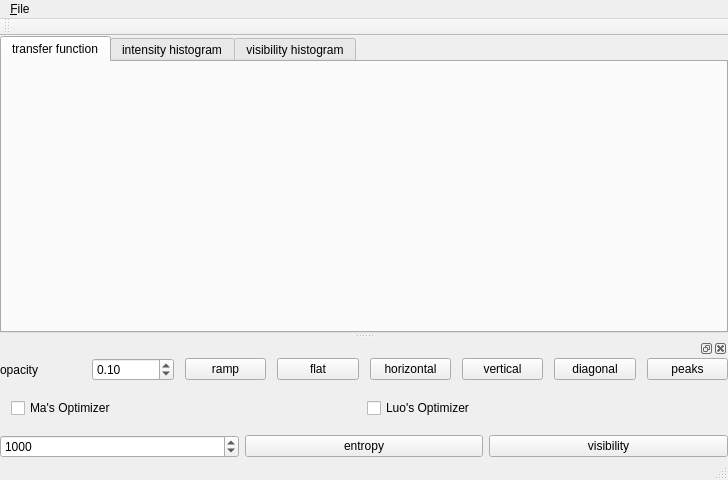
Above: VolumeRenderer/TransferFunctionEditor/transferfunctioneditor.ui from luosz/artivvis-development-repository before the change. Below: the same form after it.
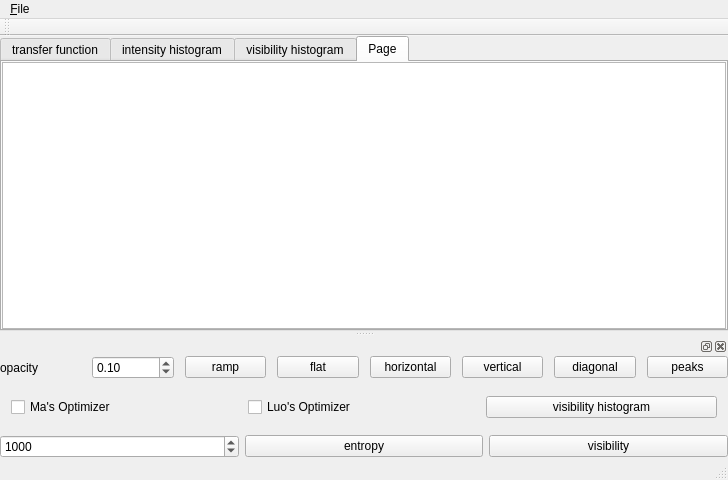
That is the form after the change.

Commit message: display visibility histogram in transfer function editor

Patch:
```diff
--- a/VolumeRenderer/TransferFunctionEditor/transferfunctioneditor.ui
+++ b/VolumeRenderer/TransferFunctionEditor/transferfunctioneditor.ui
@@ -30,7 +30,7 @@
     <item>
      <widget class="QTabWidget" name="tabWidget">
       <property name="currentIndex">
-       <number>0</number>
+       <number>3</number>
       </property>
       <widget class="QWidget" name="tab">
        <attribute name="title">
@@ -111,6 +111,32 @@
         </item>
        </layout>
       </widget>
+      <widget class="QWidget" name="tab_4">
+       <attribute name="title">
+        <string>Page</string>
+       </attribute>
+       <layout class="QHBoxLayout" name="horizontalLayout_8">
+        <property name="leftMargin">
+         <number>0</number>
+        </property>
+        <property name="topMargin">
+         <number>0</number>
+        </property>
+        <property name="rightMargin">
+         <number>0</number>
+        </property>
+        <property name="bottomMargin">
+         <number>0</number>
+        </property>
+        <item>
+         <layout class="QVBoxLayout" name="verticalLayout_4">
+          <item>
+           <widget class="QGraphicsView" name="graphicsView"/>
+          </item>
+         </layout>
+        </item>
+       </layout>
+      </widget>
      </widget>
     </item>
    </layout>
@@ -275,6 +301,13 @@
          </property>
         </widget>
        </item>
+       <item>
+        <widget class="QPushButton" name="visibilityHistogramButton">
+         <property name="text">
+          <string>visibility histogram</string>
+         </property>
+        </widget>
+       </item>
       </layout>
      </item>
      <item>
```
The commit also changes 7 other files.
